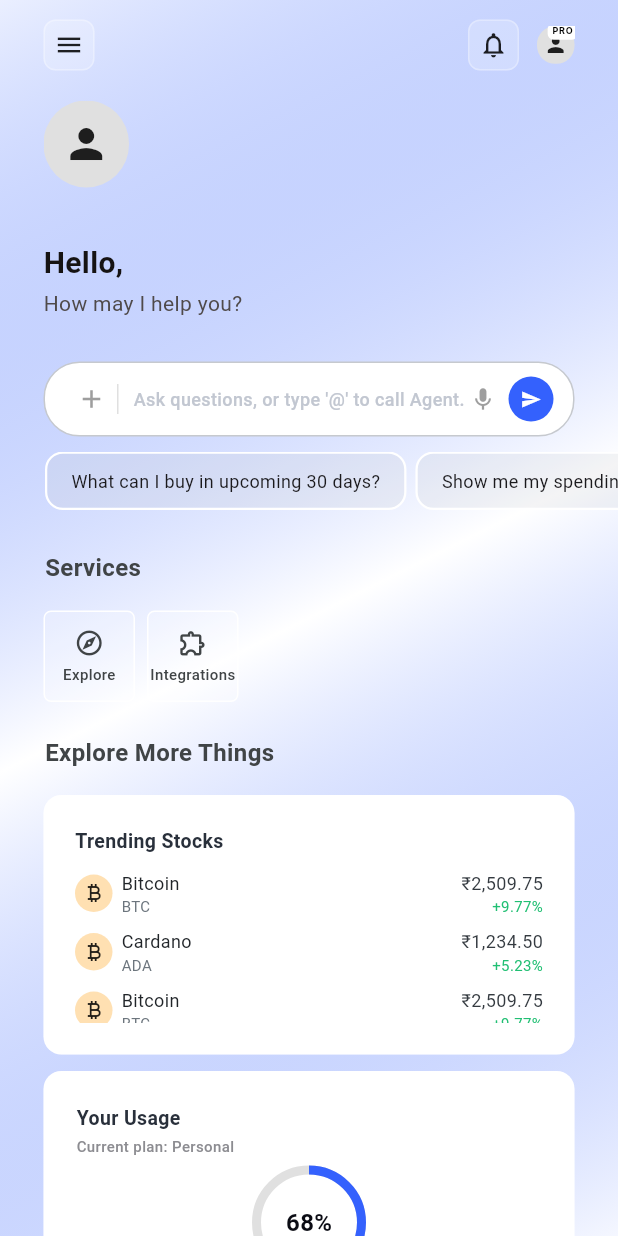
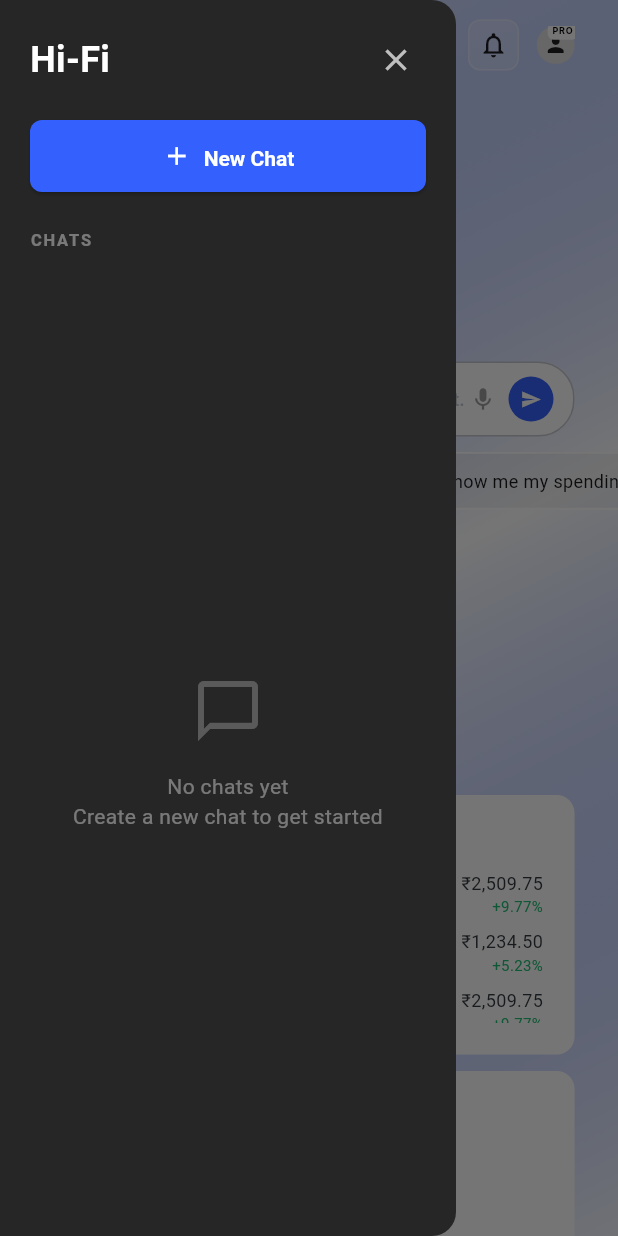
Before and after one commit to HiFinance-pvt/hifi-mobile, a Flutter app: the HomeView screen opened by its route, with the side drawer open (before the commit the screen has no drawer), on a phone screen of 412 x 824 dp. Run offline on Flutter 3.47's test engine with Material 3 defaults, Android fonts, the phone set to English and light mode, and no system bars; our stand-ins replace dio, firebase_auth, firebase_core, flutter_svg, get, google_sign_in and 1 more; accounts and stored records are empty; Roboto replaces fonts that are missing (Inter, Montserrat).

Commit message:
feat: implement sessions side panel with API integration
- Add SessionService with Dio for /list-sessions API
- Create global SessionController for state management
- Implement SessionsDrawer with dark theme matching app colors
- Add sessions list with latest-first sorting
- Display session names and timestamps (24hr format)
- Add active session highlighting with primary500 border
- Implement pull-to-refresh functionality
- Add empty state handling
- Connect menu icon to open drawer
- Comment out search bar (keyboard issue - to be fixed later)
- New Chat button ready for API integration

```diff
--- a/lib/main.dart
+++ b/lib/main.dart
@@ -3,10 +3,12 @@ import 'package:firebase_core/firebase_core.dart';
 import 'package:get/get.dart';
 import 'package:hifi/app/routes/app_pages.dart';
 import 'package:hifi/shared/themes/app_theme.dart';
+import 'package:hifi/controllers/session_controller.dart';
 
 void main() async {
   WidgetsFlutterBinding.ensureInitialized();
   await Firebase.initializeApp();
+  Get.put(SessionController(), permanent: true);
   runApp(const HiFiApp());
 }
 
--- a/lib/modules/home/views/home_view.dart
+++ b/lib/modules/home/views/home_view.dart
@@ -2,14 +2,21 @@ import 'package:flutter/material.dart';
 import 'package:get/get.dart';
 import 'package:hifi/modules/home/controllers/home_controller.dart';
 import 'package:hifi/shared/themes/app_theme.dart';
+import 'package:hifi/shared/widgets/sessions_drawer.dart';
 
 class HomeView extends GetView<HomeController> {
   const HomeView({super.key});
 
   @override
   Widget build(BuildContext context) {
+    final scaffoldKey = GlobalKey<ScaffoldState>();
+
     return Scaffold(
+      key: scaffoldKey,
       backgroundColor: Colors.white,
+      drawer: const SessionsDrawer(),
+      drawerEnableOpenDragGesture: false,
+      resizeToAvoidBottomInset: false,
       body: Container(
         width: double.infinity,
         height: MediaQuery.of(context).size.height,
@@ -37,7 +44,9 @@ class HomeView extends GetView<HomeController> {
                   child: Row(
                     children: [
                       // Menu Icon
-                      Container(
+                      GestureDetector(
+                        onTap: () => scaffoldKey.currentState?.openDrawer(),
+                        child: Container(
                           width: 34,
                           height: 34,
                           decoration: BoxDecoration(
@@ -46,6 +55,7 @@ class HomeView extends GetView<HomeController> {
                             border: Border.all(color: Colors.white.withOpacity(0.3)),
                           ),
                           child: const Icon(Icons.menu, size: 20),
+                        ),
                       ),
                       const Spacer(),
                       // Notification Bell
--- /dev/null
+++ b/lib/shared/widgets/sessions_drawer.dart
@@ -0,0 +1,218 @@
+import 'package:flutter/material.dart';
+import 'package:get/get.dart';
+import 'package:hifi/controllers/session_controller.dart';
+import 'package:hifi/shared/themes/app_theme.dart';
+
+class SessionsDrawer extends GetView<SessionController> {
+  const SessionsDrawer({super.key});
+
+  @override
+  Widget build(BuildContext context) {
+    return Drawer(
+      backgroundColor: AppTheme.gray900,
+      child: GestureDetector(
+        onTap: () => FocusScope.of(context).unfocus(),
+        child: SafeArea(
+          child: Column(
+            children: [
+            // Header
+            Padding(
+              padding: const EdgeInsets.fromLTRB(20, 16, 16, 16),
+              child: Row(
+                children: [
+                  const Text(
+                    'Hi-Fi',
+                    style: TextStyle(
+                      fontFamily: 'Montserrat',
+                      fontSize: 24,
+                      fontWeight: FontWeight.w700,
+                      color: Colors.white,
+                    ),
+                  ),
+                  const Spacer(),
+                  IconButton(
+                    onPressed: () => Get.back(),
+                    icon: const Icon(Icons.close, color: Colors.white70, size: 24),
+                  ),
+                ],
+              ),
+            ),
+
+            // Search Bar - Temporarily disabled due to keyboard closing drawer issue
+            // Padding(
+            //   padding: const EdgeInsets.symmetric(horizontal: 20),
+            //   child: Container(
+            //     height: 48,
+            //     decoration: BoxDecoration(
+            //       color: AppTheme.gray800,
+            //       borderRadius: BorderRadius.circular(8),
+            //     ),
+            //     child: TextFormField(
+            //       onChanged: controller.searchSessions,
+            //       style: const TextStyle(color: Colors.white70, fontSize: 14),
+            //       decoration: const InputDecoration(
+            //         hintText: 'Search sessions...',
+            //         hintStyle: TextStyle(color: Colors.white38, fontSize: 14),
+            //         prefixIcon: Icon(Icons.search, color: Colors.white38, size: 20),
+            //         border: InputBorder.none,
+            //         contentPadding: EdgeInsets.symmetric(vertical: 14),
+            //       ),
+            //     ),
+            //   ),
+            // ),
+            // const SizedBox(height: 16),
+
+            // New Chat Button
+            Padding(
+              padding: const EdgeInsets.symmetric(horizontal: 20),
+              child: SizedBox(
+                width: double.infinity,
+                height: 48,
+                child: ElevatedButton(
+                  onPressed: () {
+                    // TODO: Create new chat API
+                    Get.back();
+                  },
+                  style: ElevatedButton.styleFrom(
+                    backgroundColor: AppTheme.primary500,
+                    shape: RoundedRectangleBorder(borderRadius: BorderRadius.circular(8)),
+                  ),
+                  child: const Row(
+                    mainAxisAlignment: MainAxisAlignment.center,
+                    children: [
+                      Icon(Icons.add, color: Colors.white, size: 20),
+                      SizedBox(width: 8),
+                      Text(
+                        'New Chat',
+                        style: TextStyle(
+                          fontFamily: 'Montserrat',
+                          fontSize: 14,
+                          fontWeight: FontWeight.w600,
+                          color: Colors.white,
+                        ),
+                      ),
+                    ],
+                  ),
+                ),
+              ),
+            ),
+            const SizedBox(height: 24),
+
+            // CHATS Label
+            const Padding(
+              padding: EdgeInsets.symmetric(horizontal: 20),
+              child: Align(
+                alignment: Alignment.centerLeft,
+                child: Text(
+                  'CHATS',
+                  style: TextStyle(
+                    fontFamily: 'Montserrat',
+                    fontSize: 11,
+                    fontWeight: FontWeight.w600,
+                    color: Colors.white38,
+                    letterSpacing: 1.2,
+                  ),
+                ),
+              ),
+            ),
+            const SizedBox(height: 12),
+
+            // Sessions List
+            Expanded(
+              child: Obx(() {
+                if (controller.isLoading.value) {
+                  return Center(
+                    child: CircularProgressIndicator(color: AppTheme.primary500),
+                  );
+                }
+
+                if (controller.filteredSessions.isEmpty) {
+                  return Center(
+                    child: Column(
+                      mainAxisAlignment: MainAxisAlignment.center,
+                      children: [
+                        Icon(Icons.chat_bubble_outline, size: 48, color: Colors.white24),
+                        const SizedBox(height: 16),
+                        Text(
+                          controller.sessions.isEmpty
+                              ? 'No chats yet\nCreate a new chat to get started'
+                              : 'No sessions found',
+                          textAlign: TextAlign.center,
+                          style: const TextStyle(
+                            fontFamily: 'Montserrat',
+                            fontSize: 14,
+                            color: Colors.white38,
+                          ),
+                        ),
+                      ],
+                    ),
+                  );
+                }
+
+                return RefreshIndicator(
+                  onRefresh: controller.fetchSessions,
+                  color: AppTheme.primary500,
+                  backgroundColor: AppTheme.gray800,
+                  child: ListView.builder(
+                    padding: const EdgeInsets.symmetric(horizontal: 12),
+                    itemCount: controller.filteredSessions.length,
+                    itemBuilder: (context, index) {
+                      final session = controller.filteredSessions[index];
+                      final sessionId = session['id']?.toString() ?? '';
+                      final sessionName = session['session_name']?.toString() ?? 'Chat Session';
+                      final timeLabel = controller.getTimeLabel(session['lastUpdateTime']?.toString());
+
+                      return Obx(() {
+                        final isActive = controller.activeSessionId.value == sessionId;
+
+                        return Container(
+                          margin: const EdgeInsets.only(bottom: 4),
+                          decoration: BoxDecoration(
+                            color: isActive ? AppTheme.gray800 : Colors.transparent,
+                            border: Border.all(
+                              color: isActive ? AppTheme.primary500 : Colors.transparent,
+                              width: 1.5,
+                            ),
+                            borderRadius: BorderRadius.circular(8),
+                          ),
+                          child: ListTile(
+                            onTap: () {
+                              controller.setActiveSession(sessionId);
+                              Get.back();
+                              // TODO: Navigate to chat page with sessionId
+                            },
+                            contentPadding: const EdgeInsets.symmetric(horizontal: 16, vertical: 2),
+                            title: Text(
+                              sessionName,
+                              style: const TextStyle(
+                                fontFamily: 'Montserrat',
+                                fontSize: 14,
+                                fontWeight: FontWeight.w500,
+                                color: Colors.white,
+                              ),
+                            ),
+                            trailing: timeLabel.isNotEmpty
+                                ? Text(
+                                    timeLabel,
+                                    style: const TextStyle(
+                                      fontFamily: 'Montserrat',
+                                      fontSize: 11,
+                                      color: Colors.white38,
+                                    ),
+                                  )
+                                : null,
+                          ),
+                        );
+                      });
+                    },
+                  ),
+                );
+              }),
+            ),
+            ],
+          ),
+        ),
+      ),
+    );
+  }
+}
```
Also changed, not shown: lib/controllers/session_controller.dart (added, +80 -0 lines), lib/services/session_service.dart (added, +50 -0 lines). Lines whose indentation alone changed are shown as unchanged.
